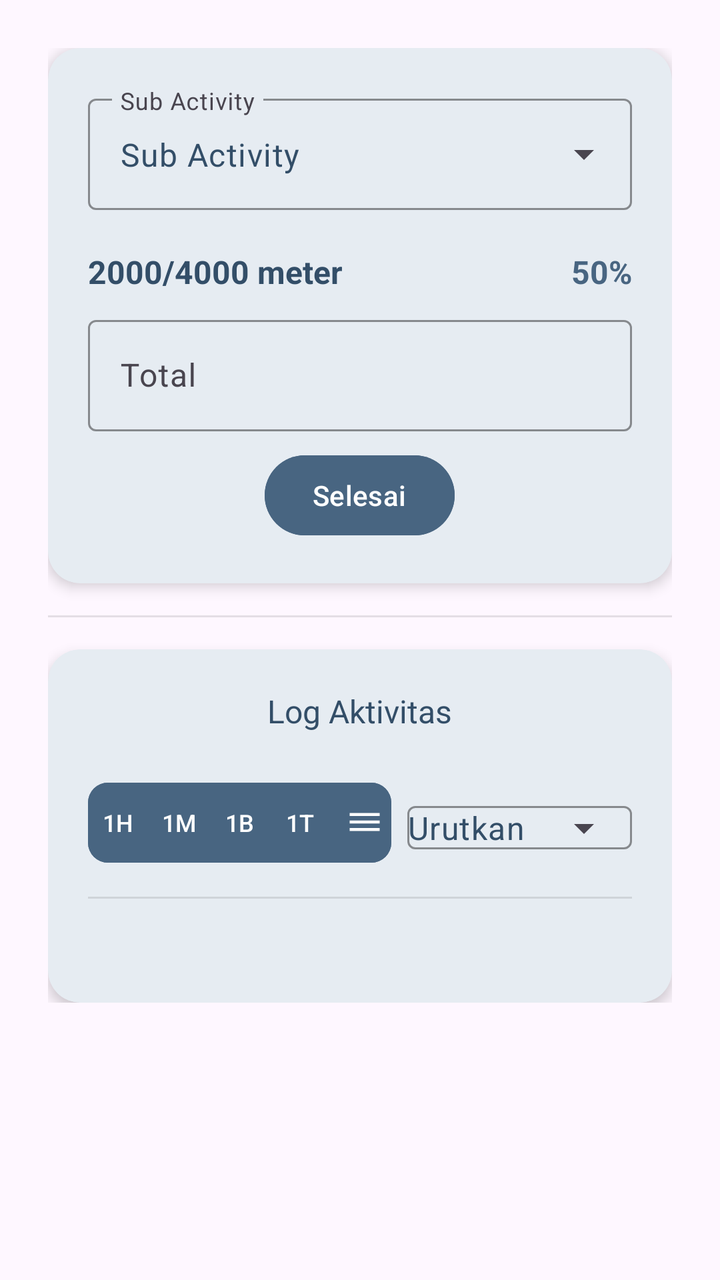
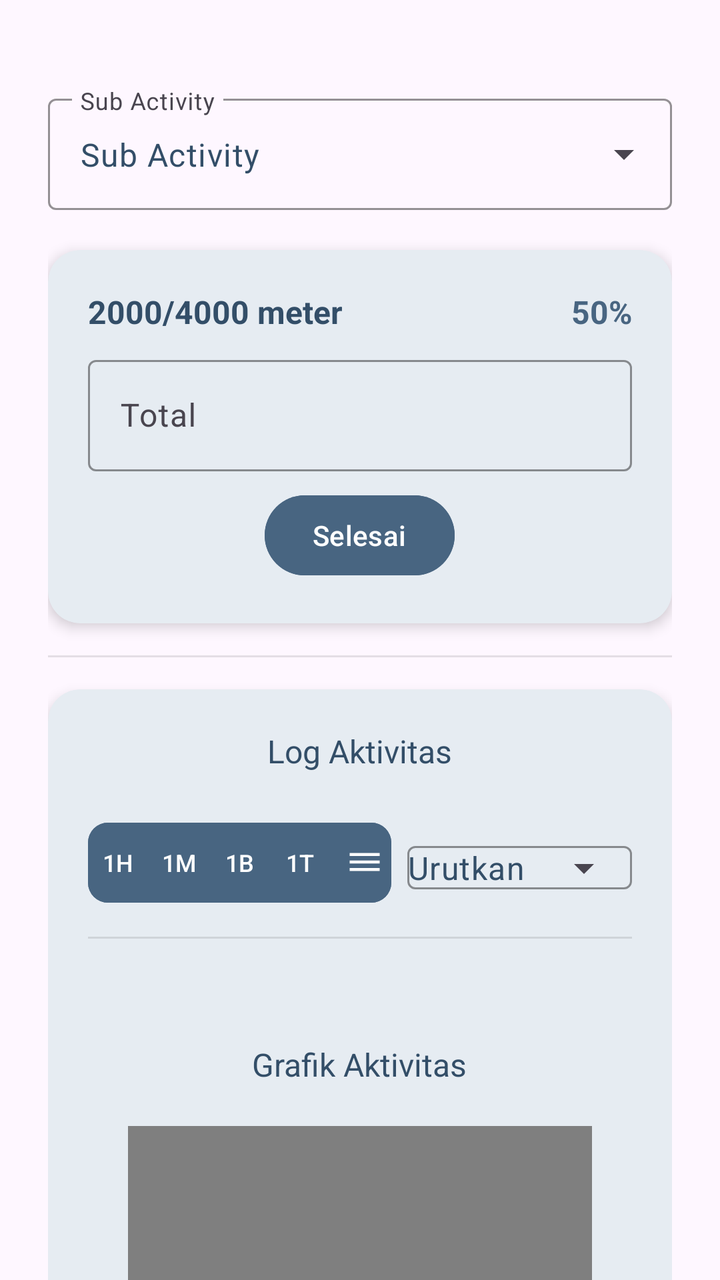

An Android layout rendered at two revisions. The XML below is the earlier revision; the diff shows what the commit changed to produce the second picture.
<!-- AndroidManifest.xml: application theme Theme.Tiasakeun -->
<!-- res/layout/activity_detail_act.xml -->
<?xml version="1.0" encoding="utf-8"?>
<androidx.core.widget.NestedScrollView xmlns:android="http://schemas.android.com/apk/res/android"
    xmlns:app="http://schemas.android.com/apk/res-auto"
    xmlns:tools="http://schemas.android.com/tools"
    android:id="@+id/detail_act"
    android:layout_width="match_parent"
    android:layout_height="match_parent"
    tools:context=".ui.view.DetailActActivity">

    <LinearLayout
        android:layout_width="match_parent"
        android:layout_height="wrap_content"
        android:orientation="vertical"
        android:layout_margin="24dp">

        <com.google.android.material.card.MaterialCardView
            android:id="@+id/cardSubActivityProgress"
            android:layout_width="match_parent"
            android:layout_height="wrap_content"
            app:cardCornerRadius="16dp"
            app:cardElevation="4dp"
            app:strokeWidth="0dp"
            android:backgroundTint="@color/window_background">

            <LinearLayout
                android:layout_width="match_parent"
                android:layout_height="wrap_content"
                android:orientation="vertical"
                android:padding="20dp">

                <com.google.android.material.textfield.TextInputLayout
                    style="@style/Widget.Material3.TextInputLayout.OutlinedBox.ExposedDropdownMenu"
                    android:layout_width="match_parent"
                    android:layout_height="wrap_content"
                    android:hint="@string/sub_activity"
                    app:boxStrokeColor="@color/accent_blue"
                    app:hintTextColor="@color/accent_blue"
                    android:layout_marginBottom="20dp">
                    <com.google.android.material.textfield.MaterialAutoCompleteTextView
                        android:id="@+id/spSubActivity"
                        android:layout_width="match_parent"
                        android:layout_height="wrap_content"
                        android:inputType="none"
                        android:text="@string/sub_activity"
                        android:textColor="@color/primary_text"/>
                </com.google.android.material.textfield.TextInputLayout>

                <LinearLayout
                    android:id="@+id/llQuantity"
                    android:layout_width="match_parent"
                    android:layout_height="wrap_content"
                    android:orientation="vertical"
                    android:visibility="visible">
                    <LinearLayout
                        android:layout_width="match_parent"
                        android:layout_height="wrap_content"
                        android:orientation="horizontal"
                        android:layout_marginBottom="8dp">
                        <TextView
                            android:id="@+id/tvProgress"
                            android:layout_width="0dp"
                            android:layout_height="wrap_content"
                            android:layout_weight="1"
                            android:text="2000/4000 meter"
                            android:layout_gravity="center"
                            android:textSize="16sp"
                            android:textStyle="bold"
                            android:textColor="@color/primary_text" />

                        <TextView
                            android:id="@+id/tvPercentProgress"
                            android:layout_width="wrap_content"
                            android:layout_height="wrap_content"
                            android:text="50%"
                            android:textSize="16sp"
                            android:textStyle="bold"
                            android:textColor="@color/accent_blue"/>
                    </LinearLayout>

                    <com.google.android.material.textfield.TextInputLayout
                        android:layout_width="match_parent"
                        android:layout_height="wrap_content"
                        android:hint="@string/total"
                        style="@style/Widget.Material3.TextInputLayout.OutlinedBox"
                        android:layout_marginBottom="8dp"
                        app:boxStrokeColor="@color/accent_blue"
                        app:hintTextColor="@color/accent_blue">

                        <com.google.android.material.textfield.TextInputEditText
                            android:id="@+id/etQuantityTotalProgress"
                            android:layout_width="match_parent"
                            android:layout_height="wrap_content"
                            android:inputType="number"
                            android:maxLength="9"
                            android:textColor="@color/primary_text"
                            android:imeOptions="actionDone"/>
                    </com.google.android.material.textfield.TextInputLayout>
                </LinearLayout>

                <LinearLayout
                    android:id="@+id/llTimer"
                    android:layout_width="match_parent"
                    android:layout_height="wrap_content"
                    android:orientation="vertical"
                    android:visibility="gone">

                    <FrameLayout
                        android:layout_width="match_parent"
                        android:layout_height="wrap_content">
                        
                        <com.google.android.material.progressindicator.CircularProgressIndicator
                            android:id="@+id/cpTimber"
                            android:layout_width="wrap_content"
                            android:layout_height="wrap_content"
                            android:layout_gravity="center"
                            app:indicatorSize="220dp"
                            app:trackThickness="12dp"
                            app:trackCornerRadius="7dp"
                            android:max="100"
                            android:indeterminate="false"
                            android:progress="100"
                            app:indicatorColor="@color/accent_blue"
                            app:trackColor="#E0E0E0"/>

                        <TextView
                            android:id="@+id/tvTimer"
                            android:layout_width="wrap_content"
                            android:layout_height="wrap_content"
                            android:layout_gravity="center"
                            android:text="12:00"
                            android:textSize="32sp"
                            android:textStyle="bold"
                            android:textColor="@color/primary_text"/>
                    </FrameLayout>

                    <LinearLayout
                        android:layout_width="match_parent"
                        android:layout_height="wrap_content"
                        android:orientation="horizontal"
                        android:gravity="center">
                        <com.google.android.material.button.MaterialButton
                            android:id="@+id/btnResetTimer"
                            style="@style/Widget.Material3.Button.IconButton.Filled.Tonal"
                            android:layout_width="56dp"
                            android:layout_height="56dp"
                            app:iconGravity="textStart"
                            app:icon="@drawable/outline_autostop_24"
                            app:iconTint="@color/primary_text"/>

                        <com.google.android.material.button.MaterialButton
                            android:id="@+id/btnPlayPauseTimer"
                            style="@style/Widget.Material3.Button.IconButton.Filled.Tonal"
                            android:layout_width="72dp"
                            android:layout_height="72dp"
                            android:layout_marginStart="24dp"
                            android:gravity="center"
                            android:backgroundTint="@color/accent_blue"
                            app:icon="@drawable/outline_autoplay_24"
                            app:iconSize="32dp"
                            app:iconGravity="textStart"
                            app:iconTint="@color/white"/>
                    </LinearLayout>
                </LinearLayout>

                <TextView
                    android:id="@+id/tvNoSubActivity"
                    android:layout_width="wrap_content"
                    android:layout_height="wrap_content"
                    android:layout_gravity="center"
                    android:text="@string/data_activity_does_not_exist"
                    android:textSize="16sp"
                    android:layout_marginVertical="50dp"
                    android:textColor="@color/primary_text"
                    android:visibility="gone"/>

                <com.google.android.material.button.MaterialButton
                    android:id="@+id/btnFinish"
                    android:layout_width="wrap_content"
                    android:layout_height="wrap_content"
                    android:text="@string/finish"
                    android:backgroundTint="@color/accent_blue"
                    android:layout_gravity="center"/>

            </LinearLayout>
        </com.google.android.material.card.MaterialCardView>

        <View
            android:layout_width="match_parent"
            android:layout_height="1dp"
            android:background="#1A000000"
            android:layout_marginVertical="16dp" />

        <com.google.android.material.card.MaterialCardView
            android:layout_width="match_parent"
            android:layout_height="wrap_content"
            app:cardCornerRadius="16dp"
            app:cardElevation="4dp"
            app:strokeWidth="0dp"
            android:backgroundTint="@color/window_background">

            <LinearLayout
                android:layout_width="match_parent"
                android:layout_height="wrap_content"
                android:orientation="vertical"
                android:padding="20dp">

                <TextView
                    android:layout_width="wrap_content"
                    android:layout_height="wrap_content"
                    android:text="@string/activity_log"
                    android:textSize="@dimen/text_size_title_medium"
                    android:textColor="@color/primary_text"
                    android:layout_marginBottom="20dp"
                    android:layout_gravity="center"/>

                <LinearLayout
                    android:layout_width="match_parent"
                    android:layout_height="wrap_content"
                    android:orientation="horizontal"
                    android:layout_marginBottom="12dp"
                    android:gravity="center_vertical">

                    <com.google.android.material.button.MaterialButtonToggleGroup
                        android:id="@+id/btnToggleDays"
                        android:layout_width="0dp"
                        android:layout_height="wrap_content"
                        app:singleSelection="true"
                        app:selectionRequired="true"
                        app:checkedButton="@+id/btnOneDay"
                        android:layout_weight="1.15"
                        android:layout_marginEnd="8dp">

                        <com.google.android.material.button.MaterialButton
                            android:id="@+id/btnOneDay"
                            android:layout_weight="1"
                            android:layout_width="0dp"
                            android:layout_height="wrap_content"
                            android:backgroundTint="@color/accent_blue"
                            android:minWidth="0dp"
                            android:padding="0dp"
                            android:insetLeft="0dp"
                            android:insetRight="0dp"
                            android:textSize="12sp"
                            android:maxLines="1"
                            app:cornerRadius="10dp"
                            android:text="@string/one_day"/>

                        <com.google.android.material.button.MaterialButton
                            android:id="@+id/btnOneWeek"
                            android:layout_weight="1"
                            android:layout_width="0dp"
                            android:layout_height="wrap_content"
                            android:backgroundTint="@color/accent_blue"
                            android:minWidth="0dp"
                            android:padding="0dp"
                            android:insetLeft="0dp"
                            android:insetRight="0dp"
                            android:textSize="12sp"
                            android:maxLines="1"
                            android:text="@string/one_week"/>

                        <com.google.android.material.button.MaterialButton
                            android:id="@+id/btnOneMonth"
                            android:layout_weight="1"
                            android:layout_width="0dp"
                            android:layout_height="wrap_content"
                            android:backgroundTint="@color/accent_blue"
                            android:minWidth="0dp"
                            android:padding="0dp"
                            android:insetLeft="0dp"
                            android:insetRight="0dp"
                            android:textSize="12sp"
                            android:maxLines="1"
                            android:text="@string/one_month"/>

                        <com.google.android.material.button.MaterialButton
                            android:id="@+id/btnOneYear"
                            android:layout_weight="1"
                            android:layout_width="0dp"
                            android:layout_height="wrap_content"
                            android:backgroundTint="@color/accent_blue"
                            android:minWidth="0dp"
                            android:padding="0dp"
                            android:insetLeft="0dp"
                            android:insetRight="0dp"
                            android:textSize="12sp"
                            android:maxLines="1"
                            app:cornerRadius="10dp"
                            android:text="@string/one_year"/>

                        <com.google.android.material.button.MaterialButton
                            android:id="@+id/btnAllTime"
                            android:layout_weight="1"
                            android:layout_width="0dp"
                            android:layout_height="wrap_content"
                            android:backgroundTint="@color/accent_blue"
                            android:minWidth="0dp"
                            android:paddingVertical="0dp"
                            android:paddingRight="0dp"
                            android:paddingLeft="8dp"
                            android:insetLeft="0dp"
                            android:insetRight="0dp"
                            android:textSize="12sp"
                            android:maxLines="1"
                            app:cornerRadius="10dp"
                            app:icon="@drawable/baseline_dehaze_24"/>
                    </com.google.android.material.button.MaterialButtonToggleGroup>

                    <LinearLayout
                        android:layout_width="0dp"
                        android:layout_height="wrap_content"
                        android:orientation="horizontal"
                        android:gravity="end"
                        android:layout_weight="0.85">

                        <com.google.android.material.textfield.TextInputLayout
                            style="@style/Widget.Material3.TextInputLayout.OutlinedBox.ExposedDropdownMenu"
                            android:layout_width="match_parent"
                            android:layout_height="50dp"
                            app:boxStrokeColor="@color/accent_blue"
                            app:hintTextColor="@color/accent_blue">
                            <com.google.android.material.textfield.MaterialAutoCompleteTextView
                                android:id="@+id/spSortSubActivity"
                                android:layout_width="match_parent"
                                android:layout_height="wrap_content"
                                android:inputType="none"
                                android:padding="0dp"
                                android:text="@string/sorting"
                                android:textColor="@color/primary_text"/>
                        </com.google.android.material.textfield.TextInputLayout>

                    </LinearLayout>
                </LinearLayout>

                <View
                    android:layout_width="match_parent"
                    android:layout_height="1dp"
                    android:background="#1A000000"
                    android:layout_marginBottom="12dp"/>

                <TextView
                    android:id="@+id/tvLogNotExists"
                    android:layout_width="wrap_content"
                    android:layout_height="wrap_content"
                    android:text="Tidak ada data log"
                    android:textSize="@dimen/text_size_body_medium"
                    android:textColor="@color/primary_text"
                    android:layout_gravity="center"
                    android:visibility="gone"/>

                <LinearLayout
                    android:id="@+id/llLog"
                    android:layout_width="match_parent"
                    android:layout_height="wrap_content"
                    android:orientation="vertical">

                    <androidx.recyclerview.widget.RecyclerView
                        android:id="@+id/rvLogSubAcivity"
                        android:layout_width="match_parent"
                        android:layout_height="wrap_content"
                        android:layout_marginBottom="20dp" />
                </LinearLayout>

            </LinearLayout>
        </com.google.android.material.card.MaterialCardView>
    </LinearLayout>
</androidx.core.widget.NestedScrollView>
<!-- resources referenced by this layout -->
<resources>
  <color name="accent_blue">#486581</color>
  <color name="primary_text">#334E68</color>
  <color name="white">#FFFFFFFF</color>
  <color name="window_background">#E6ECF2</color>
  <dimen name="text_size_body_medium">12sp</dimen>
  <dimen name="text_size_title_medium">16sp</dimen>
  <!-- drawable baseline_dehaze_24 (drawable) -->
  <vector xmlns:android="http://schemas.android.com/apk/res/android" android:height="24dp" android:tint="#FFFFFF" android:viewportHeight="24" android:viewportWidth="24" android:width="24dp">
        
      <path android:fillColor="@android:color/white" android:pathData="M2,15.5v2h20v-2L2,15.5zM2,10.5v2h20v-2L2,10.5zM2,5.5v2h20v-2L2,5.5z"/>
      
  </vector>
  <!-- drawable outline_autoplay_24 (drawable) -->
  <vector xmlns:android="http://schemas.android.com/apk/res/android" android:height="24dp" android:tint="#FFFFFF" android:viewportHeight="960" android:viewportWidth="960" android:width="24dp">
        
      <path android:fillColor="@android:color/white" android:pathData="M380,660L380,300L660,480L380,660ZM480,920Q372,920 277.5,870.5Q183,821 120,732L120,840L40,840L40,600L280,600L280,680L182,680Q233,755 311.5,797.5Q390,840 480,840Q595,840 688.5,774Q782,708 820,599L898,617Q853,753 738,836.5Q623,920 480,920ZM42,440Q49,373 74,311.5Q99,250 143,198L200,255Q168,296 148,342.5Q128,389 123,440L42,440ZM256,199L199,142Q252,98 313,72.5Q374,47 440,42L440,122Q389,127 343,147Q297,167 256,199ZM705,199Q664,167 617.5,147Q571,127 520,122L520,42Q587,48 648.5,73Q710,98 762,142L705,199ZM838,440Q833,389 813,342.5Q793,296 761,255L818,198Q862,250 887,311.5Q912,373 918,440L838,440Z"/>
      
  </vector>
  <!-- drawable outline_autostop_24 (drawable) -->
  <vector xmlns:android="http://schemas.android.com/apk/res/android" android:height="24dp" android:tint="#FFFFFF" android:viewportHeight="960" android:viewportWidth="960" android:width="24dp">
        
      <path android:fillColor="@android:color/white" android:pathData="M360,600L360,360L600,360L600,600L360,600ZM480,920Q372,920 277.5,870.5Q183,821 120,732L120,840L40,840L40,600L280,600L280,680L182,680Q233,755 311.5,797.5Q390,840 480,840Q595,840 688.5,774Q782,708 820,599L898,617Q853,753 738,836.5Q623,920 480,920ZM42,440Q49,373 74,311.5Q99,250 143,198L200,255Q168,296 148,342.5Q128,389 123,440L42,440ZM256,199L199,142Q252,98 313,72.5Q374,47 440,42L440,122Q389,127 343,147Q297,167 256,199ZM705,199Q664,167 617.5,147Q571,127 520,122L520,42Q587,48 648.5,73Q710,98 762,142L705,199ZM838,440Q833,389 813,342.5Q793,296 761,255L818,198Q862,250 887,311.5Q912,373 918,440L838,440Z"/>
      
  </vector>
  <string name="activity_log">Log Aktivitas</string>
  <string name="data_activity_does_not_exist">Tidak ada data aktivitas</string>
  <string name="finish">Selesai</string>
  <string name="one_day">1H</string>
  <string name="one_month">1B</string>
  <string name="one_week">1M</string>
  <string name="one_year">1T</string>
  <string name="sorting">Urutkan</string>
  <string name="sub_activity">Sub Activity</string>
  <string name="total">Total</string>
  <style name="Theme.Tiasakeun" parent="Base.Theme.Tiasakeun" />
  <style name="Base.Theme.Tiasakeun" parent="Theme.Material3.DayNight.NoActionBar">
          
          
          <item name="colorOnSecondaryContainer">@color/white</item>
      </style>
</resources>

<!-- the commit's change to res/layout/activity_detail_act.xml (unified diff, before → after) -->
@@ -13,6 +13,23 @@
         android:orientation="vertical"
         android:layout_margin="24dp">
 
+        <com.google.android.material.textfield.TextInputLayout
+            style="@style/Widget.Material3.TextInputLayout.OutlinedBox.ExposedDropdownMenu"
+            android:layout_width="match_parent"
+            android:layout_height="wrap_content"
+            android:hint="@string/sub_activity"
+            app:boxStrokeColor="@color/accent_blue"
+            app:hintTextColor="@color/accent_blue"
+            android:layout_marginVertical="20dp">
+            <com.google.android.material.textfield.MaterialAutoCompleteTextView
+                android:id="@+id/spSubActivity"
+                android:layout_width="match_parent"
+                android:layout_height="wrap_content"
+                android:inputType="none"
+                android:text="@string/sub_activity"
+                android:textColor="@color/primary_text"/>
+        </com.google.android.material.textfield.TextInputLayout>
+
         <com.google.android.material.card.MaterialCardView
             android:id="@+id/cardSubActivityProgress"
             android:layout_width="match_parent"
@@ -27,23 +44,6 @@
                 android:layout_height="wrap_content"
                 android:orientation="vertical"
                 android:padding="20dp">
-
-                <com.google.android.material.textfield.TextInputLayout
-                    style="@style/Widget.Material3.TextInputLayout.OutlinedBox.ExposedDropdownMenu"
-                    android:layout_width="match_parent"
-                    android:layout_height="wrap_content"
-                    android:hint="@string/sub_activity"
-                    app:boxStrokeColor="@color/accent_blue"
-                    app:hintTextColor="@color/accent_blue"
-                    android:layout_marginBottom="20dp">
-                    <com.google.android.material.textfield.MaterialAutoCompleteTextView
-                        android:id="@+id/spSubActivity"
-                        android:layout_width="match_parent"
-                        android:layout_height="wrap_content"
-                        android:inputType="none"
-                        android:text="@string/sub_activity"
-                        android:textColor="@color/primary_text"/>
-                </com.google.android.material.textfield.TextInputLayout>
 
                 <LinearLayout
                     android:id="@+id/llQuantity"
@@ -361,6 +361,27 @@
                         android:layout_marginBottom="20dp" />
                 </LinearLayout>
 
+                <LinearLayout
+                    android:layout_width="match_parent"
+                    android:layout_height="wrap_content"
+                    android:orientation="vertical"
+                    android:padding="20dp">
+
+                    <TextView
+                        android:layout_width="wrap_content"
+                        android:layout_height="wrap_content"
+                        android:text="@string/activity_chart"
+                        android:textSize="@dimen/text_size_title_medium"
+                        android:textColor="@color/primary_text"
+                        android:layout_marginBottom="20dp"
+                        android:layout_gravity="center"/>
+
+                    <com.github.mikephil.charting.charts.BarChart
+                        android:id="@+id/bcActivityLog"
+                        android:layout_width="match_parent"
+                        android:layout_height="250dp"/>
+                </LinearLayout>
+
             </LinearLayout>
         </com.google.android.material.card.MaterialCardView>
     </LinearLayout>
<!-- resource entries referenced after the edit -->
@@ -24,6 +24,7 @@
       <path android:fillColor="@android:color/white" android:pathData="M360,600L360,360L600,360L600,600L360,600ZM480,920Q372,920 277.5,870.5Q183,821 120,732L120,840L40,840L40,600L280,600L280,680L182,680Q233,755 311.5,797.5Q390,840 480,840Q595,840 688.5,774Q782,708 820,599L898,617Q853,753 738,836.5Q623,920 480,920ZM42,440Q49,373 74,311.5Q99,250 143,198L200,255Q168,296 148,342.5Q128,389 123,440L42,440ZM256,199L199,142Q252,98 313,72.5Q374,47 440,42L440,122Q389,127 343,147Q297,167 256,199ZM705,199Q664,167 617.5,147Q571,127 520,122L520,42Q587,48 648.5,73Q710,98 762,142L705,199ZM838,440Q833,389 813,342.5Q793,296 761,255L818,198Q862,250 887,311.5Q912,373 918,440L838,440Z"/>
       
   </vector>
+  <string name="activity_chart">Grafik Aktivitas</string>
   <string name="activity_log">Log Aktivitas</string>
   <string name="data_activity_does_not_exist">Tidak ada data aktivitas</string>
   <string name="finish">Selesai</string>
